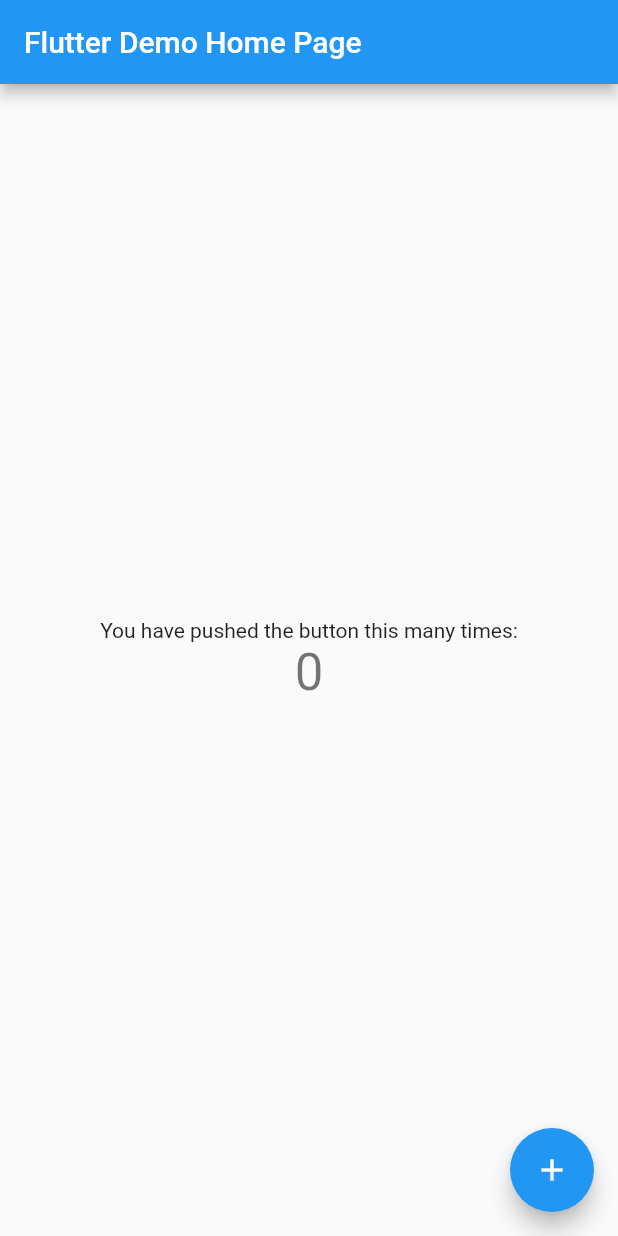
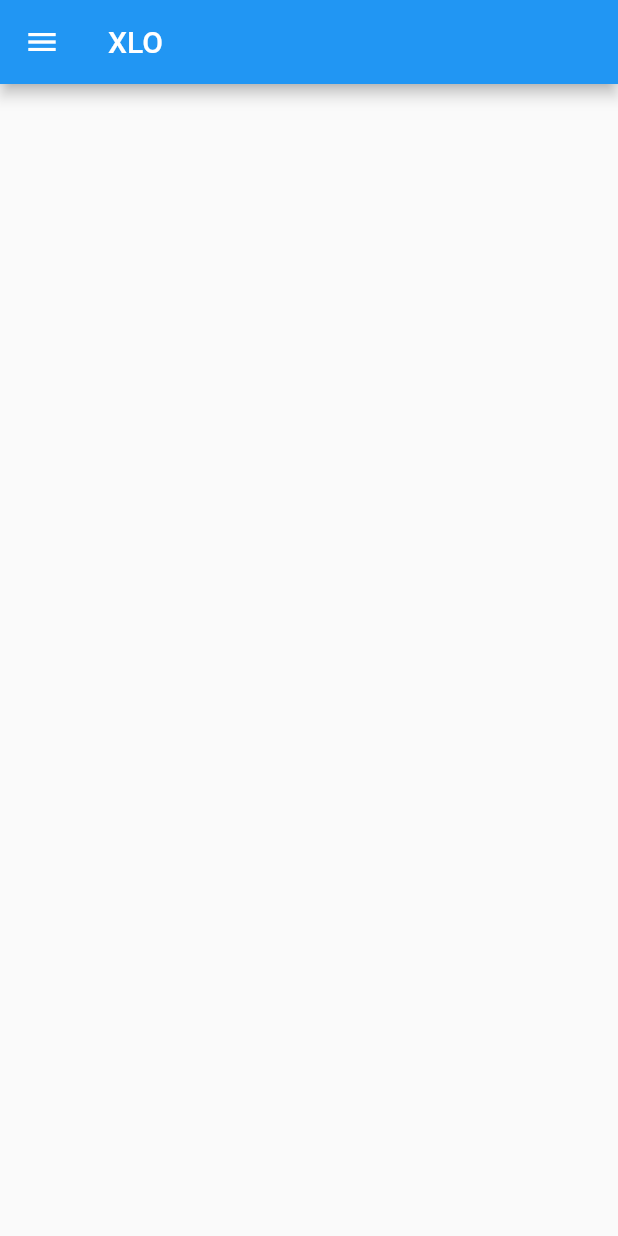
Before and after one commit to FilipeVeber/flutter-xlo-clone, a Flutter app: the screen it shows after launch, on a phone screen of 412 x 824 dp. Run offline on Flutter 3.47's test engine with Material 2 defaults, Android fonts, the phone set to English and light mode, and no system bars.

Commit message:
Setting home screen and drawer

```diff
--- a/lib/main.dart
+++ b/lib/main.dart
@@ -1,4 +1,6 @@
 import 'package:flutter/material.dart';
+
+import 'file:///C:/Users/supero/Documents/Projects/flutter/udemy/Ciolfi/flutter_xlo_clone/lib/screens/base_screen/base_screen.dart';
 
 void main() => runApp(MyApp());
 
@@ -10,7 +12,7 @@ class MyApp extends StatelessWidget {
       theme: ThemeData(
         primarySwatch: Colors.blue,
       ),
-      home: MyHomePage(title: 'Flutter Demo Home Page'),
+      home: BaseScreen(),
     );
   }
 }
--- /dev/null
+++ b/lib/screens/base_screen/base_screen.dart
@@ -0,0 +1,36 @@
+import 'package:flutter/material.dart';
+import 'package:flutter_xlo_clone/screens/home/home_screen.dart';
+
+class BaseScreen extends StatefulWidget {
+  @override
+  _BaseScreenState createState() => _BaseScreenState();
+}
+
+class _BaseScreenState extends State<BaseScreen> {
+  final PageController _pageController = PageController();
+
+  @override
+  Widget build(BuildContext context) {
+    return Scaffold(
+      body: PageView(
+        controller: _pageController,
+        physics: NeverScrollableScrollPhysics(),
+        children: <Widget>[
+          HomeScreen(),
+          Container(
+            color: Colors.blue,
+          ),
+          Container(
+            color: Colors.yellow,
+          ),
+          Container(
+            color: Colors.green,
+          ),
+          Container(
+            color: Colors.deepPurple,
+          ),
+        ],
+      ),
+    );
+  }
+}
--- /dev/null
+++ b/lib/screens/home/home_screen.dart
@@ -0,0 +1,18 @@
+import 'package:flutter/material.dart';
+
+class HomeScreen extends StatefulWidget {
+  @override
+  _HomeScreenState createState() => _HomeScreenState();
+}
+
+class _HomeScreenState extends State<HomeScreen> {
+  @override
+  Widget build(BuildContext context) {
+    return Scaffold(
+      appBar: AppBar(
+        title: Text("XLO"),
+      ),
+      drawer: Drawer(),
+    );
+  }
+}
```
